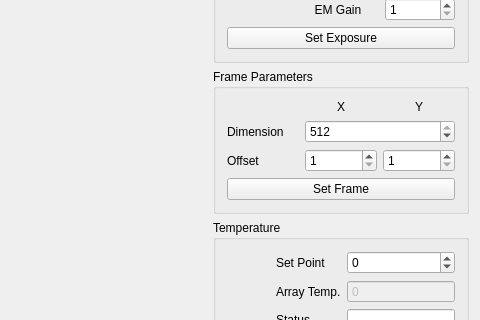
Old version of the form src/fttMainWindow.ui in the repository tmccrack/cameraLibrary; both pictures show x 436 to 916 and y 137 to 457 of the 916 by 811 pixel window.
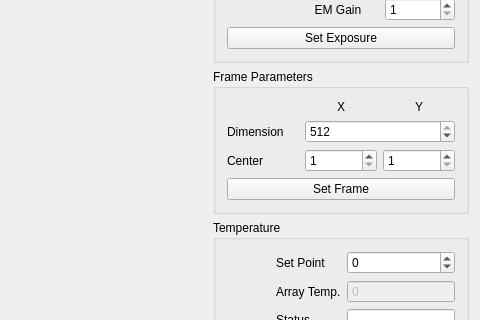
New version of the form.

Commit message: Changed subframe to center

The edit to the form file:
```diff
--- a/src/fttMainWindow.ui
+++ b/src/fttMainWindow.ui
@@ -197,7 +197,7 @@
            <item row="2" column="0">
             <widget class="QLabel" name="lbl_Offset">
              <property name="text">
-              <string>Offset</string>
+              <string>Center</string>
              </property>
             </widget>
            </item>
```
Left out of the diff: 4 changed lines with no effect on the pictures. The commit also changes 2 other files.
